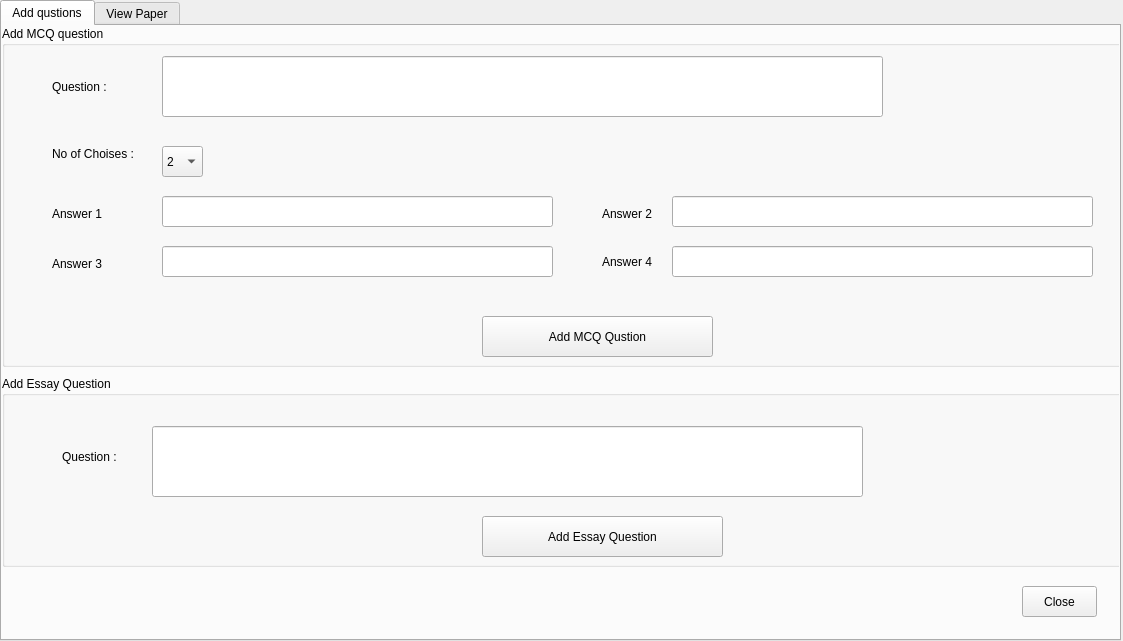
Qt form newmixpaper.ui (dkithmal/BinduProjectTeacher) before a commit.
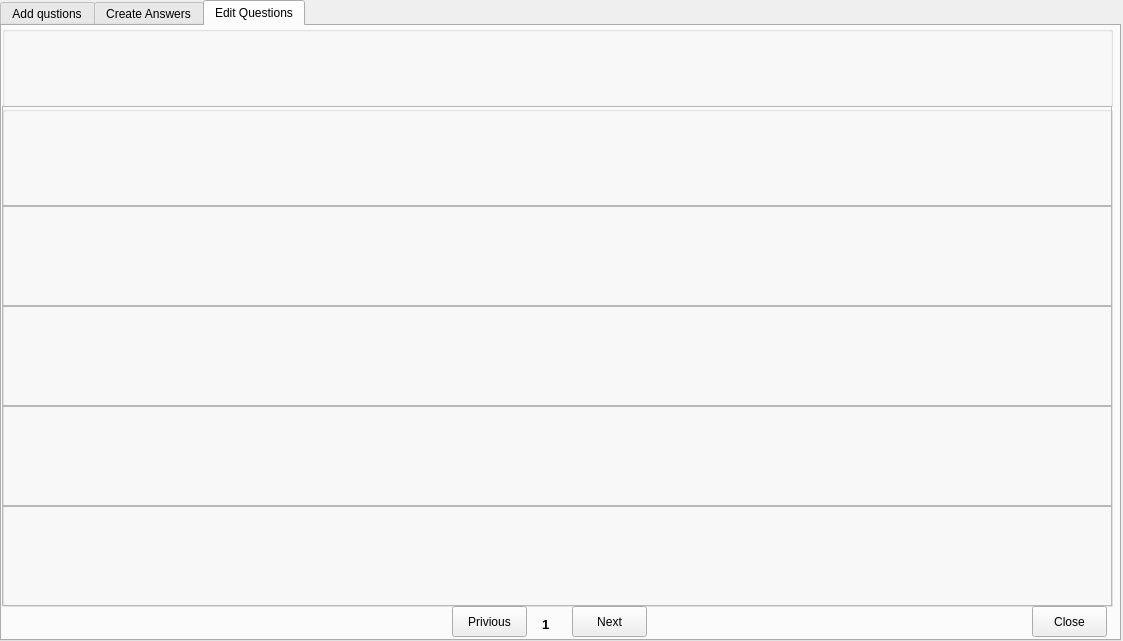
The same form after that commit. The open tabs and pages were chosen to show the change.

Commit message: mix question cration part done

What changed in the file:
```diff
--- a/newmixpaper.ui
+++ b/newmixpaper.ui
@@ -287,7 +287,7 @@
    </widget>
    <widget class="QWidget" name="tab_2">
     <attribute name="title">
-     <string>View Paper</string>
+     <string>Create Answers</string>
     </attribute>
     <widget class="QGroupBox" name="gBHeader">
      <property name="geometry">
@@ -460,6 +460,186 @@
      </property>
     </widget>
    </widget>
+   <widget class="QWidget" name="tab_3">
+    <attribute name="title">
+     <string>Edit Questions</string>
+    </attribute>
+    <widget class="QGroupBox" name="gBEHeader">
+     <property name="geometry">
+      <rect>
+       <x>0</x>
+       <y>0</y>
+       <width>1111</width>
+       <height>81</height>
+      </rect>
+     </property>
+     <property name="font">
+      <font>
+       <pointsize>12</pointsize>
+      </font>
+     </property>
+     <property name="title">
+      <string/>
+     </property>
+    </widget>
+    <widget class="QGroupBox" name="gBEQuestions">
+     <property name="geometry">
+      <rect>
+       <x>0</x>
+       <y>80</y>
+       <width>1111</width>
+       <height>501</height>
+      </rect>
+     </property>
+     <property name="font">
+      <font>
+       <pointsize>11</pointsize>
+      </font>
+     </property>
+     <property name="title">
+      <string/>
+     </property>
+     <widget class="QFrame" name="fEQuestion1">
+      <property name="geometry">
+       <rect>
+        <x>0</x>
+        <y>0</y>
+        <width>1110</width>
+        <height>100</height>
+       </rect>
+      </property>
+      <property name="frameShape">
+       <enum>QFrame::StyledPanel</enum>
+      </property>
+      <property name="frameShadow">
+       <enum>QFrame::Raised</enum>
+      </property>
+     </widget>
+     <widget class="QFrame" name="fEQuestion2">
+      <property name="geometry">
+       <rect>
+        <x>0</x>
+        <y>100</y>
+        <width>1110</width>
+        <height>100</height>
+       </rect>
+      </property>
+      <property name="frameShape">
+       <enum>QFrame::StyledPanel</enum>
+      </property>
+      <property name="frameShadow">
+       <enum>QFrame::Raised</enum>
+      </property>
+     </widget>
+     <widget class="QFrame" name="fEQuestion3">
+      <property name="geometry">
+       <rect>
+        <x>0</x>
+        <y>200</y>
+        <width>1110</width>
+        <height>100</height>
+       </rect>
+      </property>
+      <property name="frameShape">
+       <enum>QFrame::StyledPanel</enum>
+      </property>
+      <property name="frameShadow">
+       <enum>QFrame::Raised</enum>
+      </property>
+     </widget>
+     <widget class="QFrame" name="fEQuestion4">
+      <property name="geometry">
+       <rect>
+        <x>0</x>
+        <y>300</y>
+        <width>1110</width>
+        <height>100</height>
+       </rect>
+      </property>
+      <property name="frameShape">
+       <enum>QFrame::StyledPanel</enum>
+      </property>
+      <property name="frameShadow">
+       <enum>QFrame::Raised</enum>
+      </property>
+     </widget>
+     <widget class="QFrame" name="fEQuestion5">
+      <property name="geometry">
+       <rect>
+        <x>0</x>
+        <y>400</y>
+        <width>1110</width>
+        <height>100</height>
+       </rect>
+      </property>
+      <property name="frameShape">
+       <enum>QFrame::StyledPanel</enum>
+      </property>
+      <property name="frameShadow">
+       <enum>QFrame::Raised</enum>
+      </property>
+     </widget>
+    </widget>
+    <widget class="QLabel" name="lEPageNo">
+     <property name="geometry">
+      <rect>
+       <x>540</x>
+       <y>590</y>
+       <width>21</width>
+       <height>16</height>
+      </rect>
+     </property>
+     <property name="font">
+      <font>
+       <pointsize>10</pointsize>
+       <weight>75</weight>
+       <bold>true</bold>
+      </font>
+     </property>
+     <property name="text">
+      <string>1</string>
+     </property>
+    </widget>
+    <widget class="QPushButton" name="pBEClose">
+     <property name="geometry">
+      <rect>
+       <x>1030</x>
+       <y>580</y>
+       <width>75</width>
+       <height>31</height>
+      </rect>
+     </property>
+     <property name="text">
+      <string>Close</string>
+     </property>
+    </widget>
+    <widget class="QPushButton" name="pBENext">
+     <property name="geometry">
+      <rect>
+       <x>570</x>
+       <y>580</y>
+       <width>75</width>
+       <height>31</height>
+      </rect>
+     </property>
+     <property name="text">
+      <string>Next</string>
+     </property>
+    </widget>
+    <widget class="QPushButton" name="pBEPrivious">
+     <property name="geometry">
+      <rect>
+       <x>450</x>
+       <y>580</y>
+       <width>75</width>
+       <height>31</height>
+      </rect>
+     </property>
+     <property name="text">
+      <string>Privious</string>
+     </property>
+    </widget>
+   </widget>
   </widget>
  </widget>
  <resources/>
```
Left out of the diff: 9 changed lines with no effect on the pictures. The commit also changes 52 other files.
